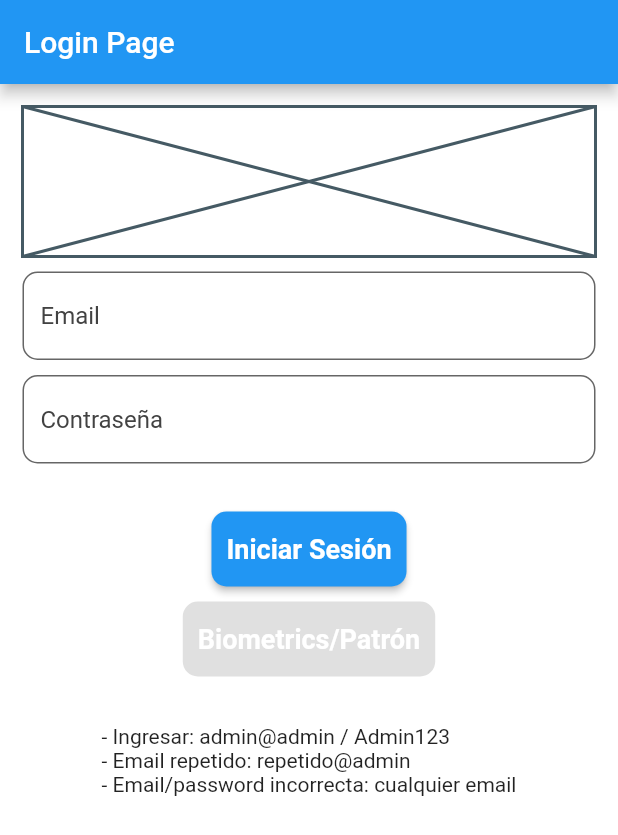
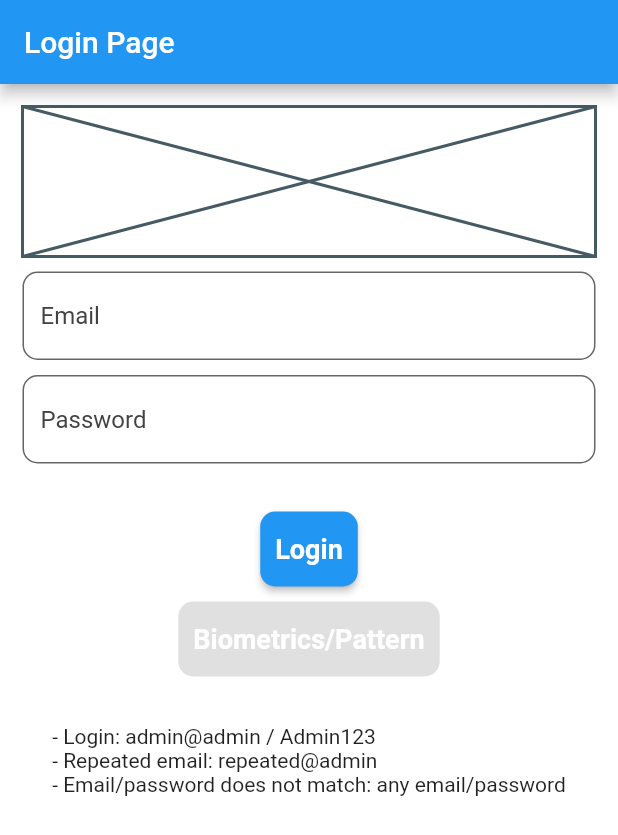
Before and after one commit to jorgesarabia/flutter_quotes, a Flutter app: the screen it shows after launch, on a phone screen of 412 x 824 dp. Shown: the top 835 px of the screen. Run offline on Flutter 3.47's test engine with Material 2 defaults, Android fonts, the phone set to English and light mode, and no system bars; our stand-ins replace bloc, dartz, flutter_bloc, freezed_annotation, get_it, google_fonts and 3 more; missing offline and left inert: stokkur_api_client.

Commit message:
translate some words

```diff
--- a/lib/auth/infrastructure/auth_api.dart
+++ b/lib/auth/infrastructure/auth_api.dart
@@ -14,7 +14,7 @@ class AuthApi implements IAuthApi {
 
     if (email == 'admin@admin.com' && password == 'Admin123') {
       return ApiResult.success(data: QuoteUser(email: email));
-    } else if (email == 'repetido@admin.com') {
+    } else if (email == 'repeated@admin.com') {
       return const ApiResult.failure(error: ApiException.badRequest('email already in use'));
     }
 
--- a/lib/auth/presentation/widgets/login_biometrics.dart
+++ b/lib/auth/presentation/widgets/login_biometrics.dart
@@ -13,7 +13,7 @@ class LoginBiometrics extends StatelessWidget {
       height: 50.0,
       child: BlocBuilder<LoginBloc, LoginState>(builder: (context, state) {
         return AppButton(
-          label: 'Biometrics/Patrón',
+          label: 'Biometrics/Pattern',
           onPressed: state.deviceSupportsBiometrics
               ? () {
                   context.read<LoginBloc>().add(const LoginEvent.loginWithBiometrics());
--- a/lib/auth/presentation/widgets/login_button.dart
+++ b/lib/auth/presentation/widgets/login_button.dart
@@ -44,7 +44,7 @@ class _LoginButtonState extends State<LoginButton> {
         key: const Key('default'),
         height: 50.0,
         child: AppButton(
-          label: 'Iniciar Sesión',
+          label: 'Login',
           onPressed: () {
             FocusScope.of(context).unfocus();
             if (!isSubmitting) {
--- a/lib/auth/presentation/widgets/login_form.dart
+++ b/lib/auth/presentation/widgets/login_form.dart
@@ -42,7 +42,7 @@ class LoginForm extends StatelessWidget {
               ),
               const SizedBox(height: 10.0),
               AppTextForm(
-                hintText: 'Contraseña',
+                hintText: 'Password',
                 obscureText: true,
                 maxLines: 1,
                 onChanged: (input) {
--- a/lib/auth/presentation/widgets/login_testing.dart
+++ b/lib/auth/presentation/widgets/login_testing.dart
@@ -5,16 +5,16 @@ class LoginTesting extends StatelessWidget {
 
   @override
   Widget build(BuildContext context) {
-    return Column(
+    return const Column(
       mainAxisSize: MainAxisSize.min,
       crossAxisAlignment: CrossAxisAlignment.start,
-      children: const [
+      children: [
         Text(
-          '- Ingresar: admin@admin / Admin123',
+          '- Login: admin@admin / Admin123',
           textAlign: TextAlign.start,
         ),
-        Text('- Email repetido: repetido@admin'),
-        Text('- Email/password incorrecta: cualquier email'),
+        Text('- Repeated email: repeated@admin'),
+        Text('- Email/password does not match: any email/password'),
       ],
     );
   }
```
Also changed, not shown: 2 other files.
